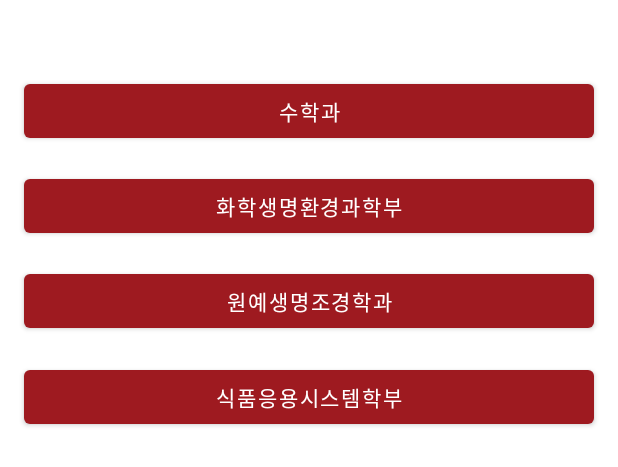
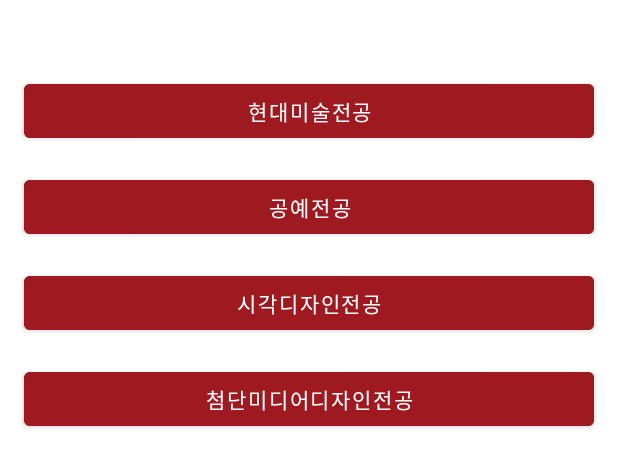
Before and after one commit to whitecastle20/Android16, an Android app: the layout activity_art_design.xml on its own in the app's theme, with its tools: preview values and no code run, on a phone screen of 412 x 824 dp. Shown: the top 467 px of the screen. Run offline under Robolectric (Android 15) with nearby library versions, the phone set to English and light mode, and no system bars.

Commit message:
department commit

```diff
--- a/app/src/main/AndroidManifest.xml
+++ b/app/src/main/AndroidManifest.xml
@@ -13,6 +13,12 @@
         android:supportsRtl="true"
         android:theme="@style/Theme.Android16"
         tools:targetApi="31">
+        <activity
+            android:name=".ChooseDepartment"
+            android:exported="false" />
+        <activity
+            android:name=".ArtDesign"
+            android:exported="false" />
         <activity
             android:name=".SocialSciences"
             android:exported="false" />
--- /dev/null
+++ b/app/src/main/java/kr/co/company/android16/ArtDesign.kt
@@ -0,0 +1,11 @@
+package kr.co.company.android16
+
+import androidx.appcompat.app.AppCompatActivity
+import android.os.Bundle
+
+class ArtDesign : AppCompatActivity() {
+    override fun onCreate(savedInstanceState: Bundle?) {
+        super.onCreate(savedInstanceState)
+        setContentView(R.layout.activity_art_design)
+    }
+}
--- a/app/src/main/res/layout/activity_natural_sciences.xml
+++ b/app/src/main/res/layout/activity_art_design.xml
@@ -4,57 +4,62 @@
     xmlns:tools="http://schemas.android.com/tools"
     android:layout_width="match_parent"
     android:layout_height="match_parent"
-    tools:context=".NaturalSciences">
+    tools:context=".ArtDesign">
 
     <Button
-        android:id="@+id/mathematicsDepartment"
+        android:id="@+id/ContemporaryArt"
         android:layout_width="0dp"
         android:layout_height="wrap_content"
         android:layout_marginStart="16dp"
         android:layout_marginTop="50dp"
         android:layout_marginEnd="16dp"
-        android:text="수학과"
+        android:backgroundTint="#9E1A20"
+        android:text="현대미술전공"
         app:layout_constraintEnd_toEndOf="parent"
         app:layout_constraintHorizontal_bias="0.0"
         app:layout_constraintStart_toStartOf="parent"
         app:layout_constraintTop_toTopOf="parent" />
 
     <Button
-        android:id="@+id/FacultyOfChemicalAndEnvironmentalSciences"
-        android:layout_width="0dp"
-        android:layout_height="wrap_content"
-        android:layout_marginStart="16dp"
-        android:layout_marginTop="15dp"
-        android:layout_marginEnd="16dp"
-        android:text="화학생명환경과학부"
-        app:layout_constraintEnd_toEndOf="parent"
-        app:layout_constraintHorizontal_bias="0.0"
-        app:layout_constraintStart_toStartOf="parent"
-        app:layout_constraintTop_toBottomOf="@+id/mathematicsDepartment" />
-
-    <Button
-        android:id="@+id/DepartmentOfHoriculturalLifeLandscape"
-        android:layout_width="0dp"
-        android:layout_height="wrap_content"
-        android:layout_marginStart="16dp"
-        android:layout_marginTop="15dp"
-        android:layout_marginEnd="16dp"
-        android:text="원예생명조경학과"
-        app:layout_constraintEnd_toEndOf="parent"
-        app:layout_constraintHorizontal_bias="0.0"
-        app:layout_constraintStart_toStartOf="parent"
-        app:layout_constraintTop_toBottomOf="@+id/FacultyOfChemicalAndEnvironmentalSciences" />
-
-    <Button
-        android:id="@+id/DepartmentOfFoodApplicationSystems"
+        android:id="@+id/CeramicsFiberArt"
         android:layout_width="0dp"
         android:layout_height="wrap_content"
         android:layout_marginStart="16dp"
         android:layout_marginTop="16dp"
         android:layout_marginEnd="16dp"
-        android:text="식품응용시스템학부"
+        android:backgroundTint="#9E1A20"
+        android:text="공예전공"
         app:layout_constraintEnd_toEndOf="parent"
         app:layout_constraintHorizontal_bias="0.0"
         app:layout_constraintStart_toStartOf="parent"
-        app:layout_constraintTop_toBottomOf="@+id/DepartmentOfHoriculturalLifeLandscape" />
+        app:layout_constraintTop_toBottomOf="@+id/ContemporaryArt" />
+
+    <Button
+        android:id="@+id/VisualCommunicationDesign"
+        android:layout_width="0dp"
+        android:layout_height="wrap_content"
+
+        android:layout_marginStart="16dp"
+        android:layout_marginTop="16dp"
+        android:layout_marginEnd="16dp"
+        android:backgroundTint="#9E1A20"
+        android:text="시각디자인전공"
+        app:layout_constraintEnd_toEndOf="parent"
+        app:layout_constraintHorizontal_bias="0.0"
+        app:layout_constraintStart_toStartOf="parent"
+        app:layout_constraintTop_toBottomOf="@+id/CeramicsFiberArt" />
+
+    <Button
+        android:id="@+id/button4"
+        android:layout_width="0dp"
+        android:layout_height="wrap_content"
+        android:layout_marginStart="16dp"
+        android:layout_marginTop="16dp"
+        android:layout_marginEnd="16dp"
+        android:backgroundTint="#9E1A20"
+        android:text="첨단미디어디자인전공"
+        app:layout_constraintEnd_toEndOf="parent"
+        app:layout_constraintHorizontal_bias="0.0"
+        app:layout_constraintStart_toStartOf="parent"
+        app:layout_constraintTop_toBottomOf="@+id/VisualCommunicationDesign" />
 </androidx.constraintlayout.widget.ConstraintLayout>
```
Also changed, not shown: app/build.gradle (+10 -10 lines), app/src/main/java/kr/co/company/android16/ChooseDepartment.kt (added, +48 -0 lines), app/src/main/res/layout/activity_choose_department.xml (added, +91 -0 lines).
